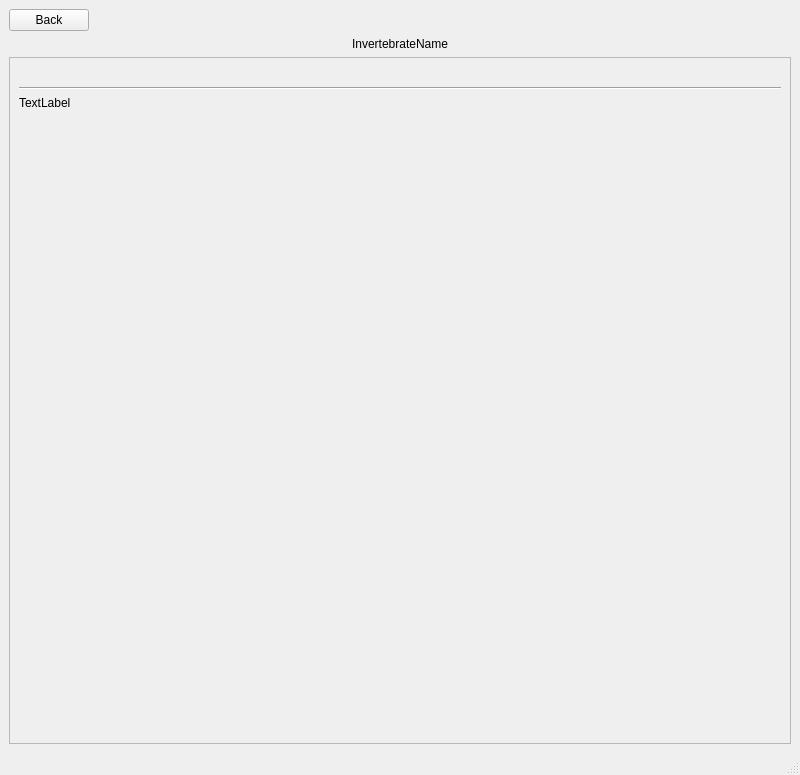
Before: the Qt Designer form views/invertebrateview.ui in Vermont-EPSCoR/Macroinvertebrates, drawn with Qt 5.
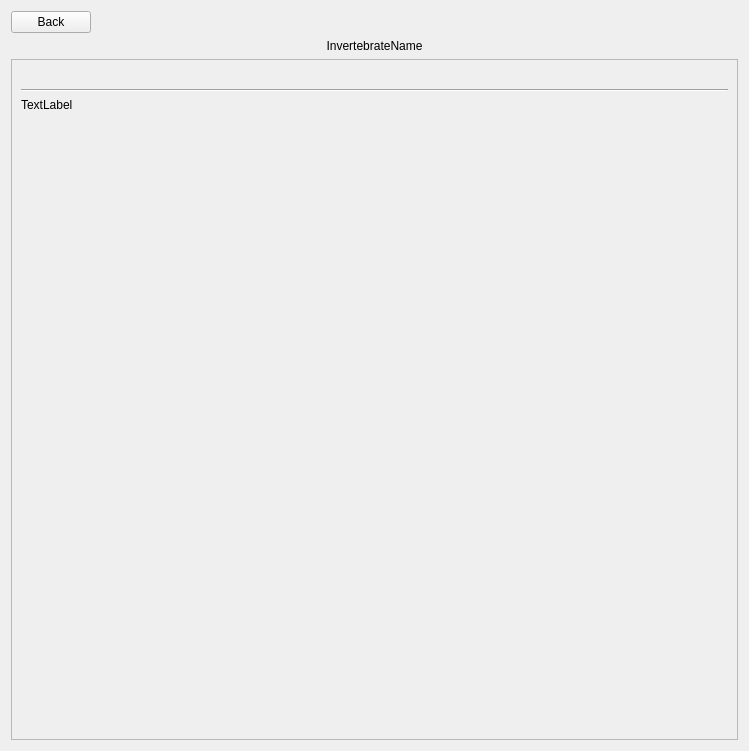
After: the same form once the commit is applied. Icons and pictures are not drawn.

Commit message:
Ported views from QMainWindows to QWidgets
Removed locationview

What changed in the file:
```diff
--- a/views/invertebrateview.ui
+++ b/views/invertebrateview.ui
@@ -1,19 +1,18 @@
 <?xml version="1.0" encoding="UTF-8"?>
 <ui version="4.0">
  <class>InvertebrateView</class>
- <widget class="QMainWindow" name="InvertebrateView">
+ <widget class="QWidget" name="InvertebrateView">
   <property name="geometry">
    <rect>
     <x>0</x>
     <y>0</y>
-    <width>800</width>
-    <height>775</height>
+    <width>749</width>
+    <height>751</height>
    </rect>
   </property>
   <property name="windowTitle">
    <string>VT EPSCoR Field Guide</string>
   </property>
-  <widget class="QWidget" name="centralwidget">
    <layout class="QVBoxLayout" name="verticalLayout_2">
     <item>
      <layout class="QHBoxLayout" name="horizontalLayout">
@@ -59,8 +58,8 @@
         <rect>
          <x>0</x>
          <y>0</y>
-         <width>774</width>
-         <height>640</height>
+        <width>723</width>
+        <height>659</height>
         </rect>
        </property>
        <layout class="QVBoxLayout" name="verticalLayout">
@@ -127,18 +126,6 @@
      </widget>
     </item>
    </layout>
-  </widget>
-  <widget class="QMenuBar" name="menubar">
-   <property name="geometry">
-    <rect>
-     <x>0</x>
-     <y>0</y>
-     <width>800</width>
-     <height>22</height>
-    </rect>
-   </property>
-  </widget>
-  <widget class="QStatusBar" name="statusbar"/>
  </widget>
  <resources/>
  <connections/>
```
Left out of the diff: 8 changed lines with no effect on the pictures. Lines whose indentation alone changed are shown as unchanged. The commit also changes 21 other files.
